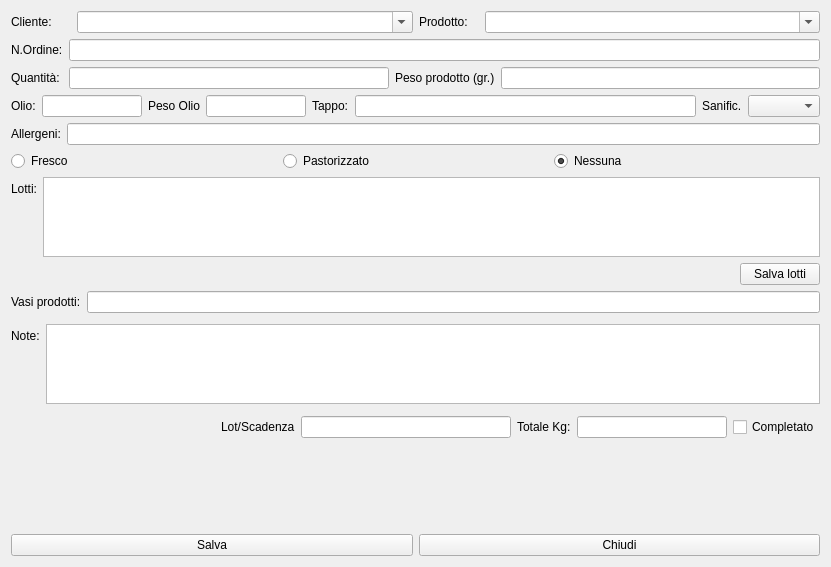
The window that hmodifyrow.ui (fblabs/hamlet-mod-sancon) describes before a commit, drawn with Qt 5.
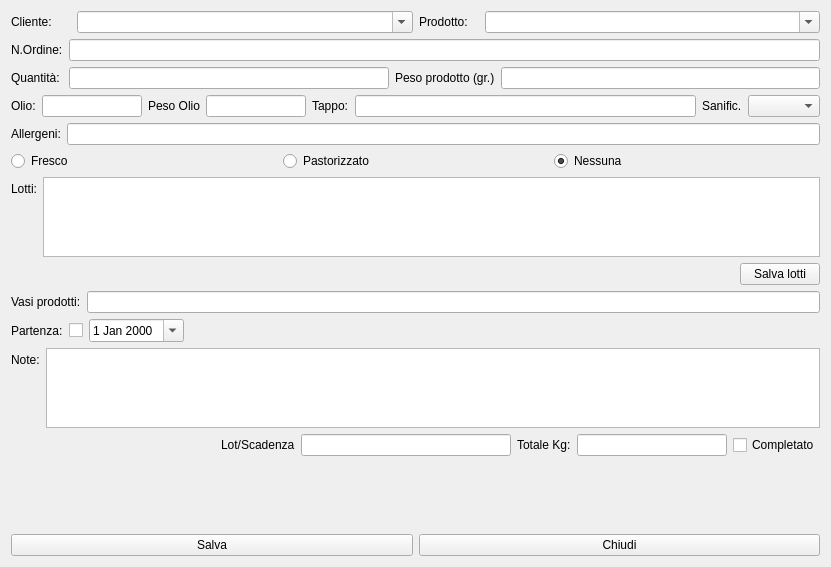
The same window after the commit. Icons and pictures are not drawn.

Patch:
```diff
--- a/hmodifyrow.ui
+++ b/hmodifyrow.ui
@@ -301,6 +301,47 @@
      </item>
     </layout>
    </item>
+   <item>
+    <layout class="QHBoxLayout" name="horizontalLayout_5">
+     <item>
+      <widget class="QLabel" name="label_16">
+       <property name="text">
+        <string>Partenza:</string>
+       </property>
+      </widget>
+     </item>
+     <item>
+      <widget class="QCheckBox" name="cbPartenza">
+       <property name="text">
+        <string/>
+       </property>
+      </widget>
+     </item>
+     <item>
+      <widget class="QDateEdit" name="dePartenza">
+       <property name="specialValueText">
+        <string/>
+       </property>
+       <property name="calendarPopup">
+        <bool>true</bool>
+       </property>
+      </widget>
+     </item>
+     <item>
+      <spacer name="horizontalSpacer_3">
+       <property name="orientation">
+        <enum>Qt::Horizontal</enum>
+       </property>
+       <property name="sizeHint" stdset="0">
+        <size>
+         <width>40</width>
+         <height>20</height>
+        </size>
+       </property>
+      </spacer>
+     </item>
+    </layout>
+   </item>
    <item>
     <layout class="QFormLayout" name="formLayout_3">
      <item row="0" column="0">
```
